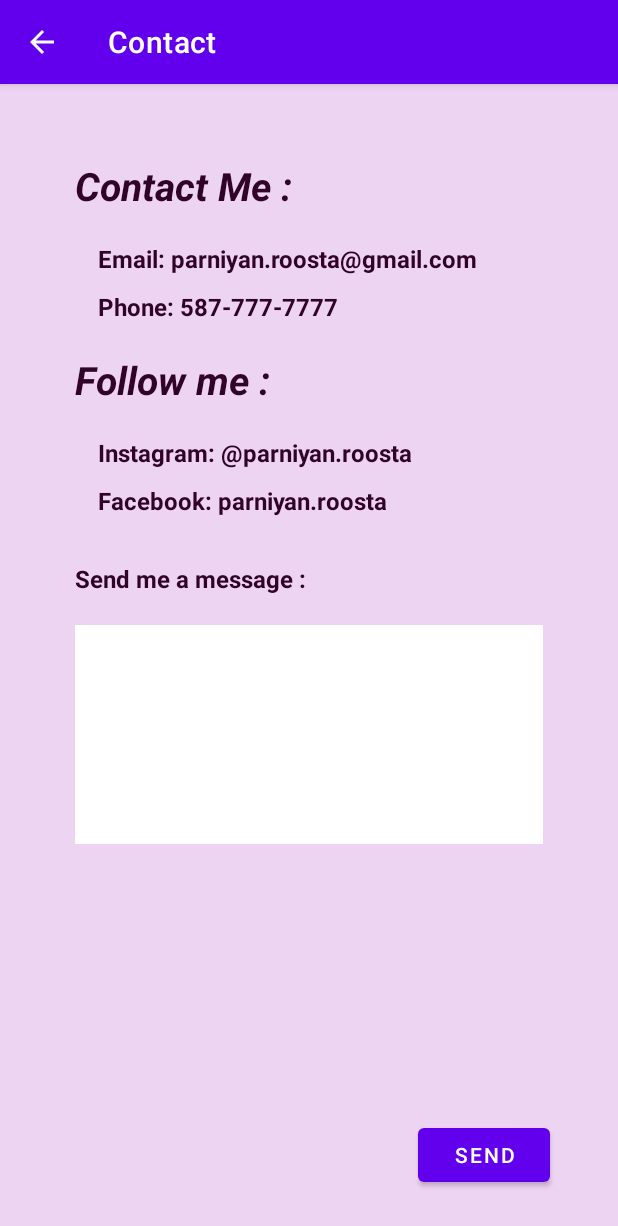
After one commit to parniyanroosta/MobileAppDev-Final-Project, an Android app: the ContactPage screen opened directly, with no data from a screen before it, on a phone screen of 412 x 824 dp. The commit adds this screen. Shown: the top 1226 px of the screen. Run offline under Robolectric (Android 15) with nearby library versions, the phone set to English and light mode, and no system bars.

Commit message:
Set contact and about pages

```diff
--- /dev/null
+++ b/app/src/main/java/com/example/finalproject_parniyanroosta/ContactPage.java
@@ -0,0 +1,31 @@
+package com.example.finalproject_parniyanroosta;
+
+import androidx.appcompat.app.AppCompatActivity;
+
+import android.os.Bundle;
+import android.view.View;
+import android.widget.Button;
+import android.widget.Toast;
+
+public class ContactPage extends AppCompatActivity {
+
+    Button sendButton;
+    @Override
+    protected void onCreate(Bundle savedInstanceState) {
+        super.onCreate(savedInstanceState);
+        setContentView(R.layout.activity_contact_page);
+
+        sendButton = findViewById(R.id.btnSend);
+        sendButton.setOnClickListener(new View.OnClickListener() {
+            @Override
+            public void onClick(View view) {
+                SendMeMessage();
+            }
+        });
+
+    }
+
+    public void SendMeMessage() {
+        Toast.makeText(this, "This functionality is not set yet!", Toast.LENGTH_SHORT).show();
+    }
+}
--- a/app/src/main/java/com/example/finalproject_parniyanroosta/MainActivity.java
+++ b/app/src/main/java/com/example/finalproject_parniyanroosta/MainActivity.java
@@ -64,7 +64,8 @@ public class MainActivity extends AppCompatActivity {
                 startActivity(intent);
                 return true;
             case R.id.action_contact:
-                //@@@@@@@@@@@@@@@@@@@@@@@@@@@@@@@@@@@@@@@@@@@@@@@@@@@@@@@@@@@@@@@@@@@@@@@@@@@@
+                Intent intent2 = new Intent(this, ContactPage.class);
+                startActivity(intent2);
                 return true;
             case R.id.action_login:
                 //@@@@@@@@@@@@@@@@@@@@@@@@@@@@@@@@@@@@@@@@@@@@@@@@@@@@@@@@@@@@@@@@@@@@@@@@@@@
--- a/app/src/main/res/layout/activity_about_me.xml
+++ b/app/src/main/res/layout/activity_about_me.xml
@@ -29,7 +29,7 @@
         android:paddingTop="10dp"
         android:paddingRight="10dp"
         android:paddingBottom="10dp"
-        android:text="Hi,\n My name is Parniyan and I'm a persian-canadian artist \n who loves to create handmade art and sell them online, \n I hope you enjoy the beauty of my art!"
+        android:text="Hi,\n My name is Parniyan and I'm a persian-canadian artist \n who loves to create handmade art and sell them online. \n I hope you enjoy the beauty of my art!"
         android:textAlignment="center"
         android:textColor="@color/MyFinalApp_txtColor"
         android:textSize="20sp"
--- /dev/null
+++ b/app/src/main/res/layout/activity_contact_page.xml
@@ -0,0 +1,124 @@
+<?xml version="1.0" encoding="utf-8"?>
+<androidx.constraintlayout.widget.ConstraintLayout xmlns:android="http://schemas.android.com/apk/res/android"
+    xmlns:app="http://schemas.android.com/apk/res-auto"
+    xmlns:tools="http://schemas.android.com/tools"
+    android:layout_width="match_parent"
+    android:layout_height="match_parent"
+    android:background="@color/ic_action_aboutme_background"
+    tools:context=".ContactPage">
+
+    <TextView
+        android:id="@+id/textView2"
+        android:layout_width="wrap_content"
+        android:layout_height="wrap_content"
+        android:layout_marginStart="50dp"
+        android:layout_marginTop="50dp"
+        android:text="Contact Me :"
+        android:textColor="@color/MyFinalApp_txtColor"
+        android:textSize="26sp"
+        android:textStyle="bold|italic"
+        app:layout_constraintStart_toStartOf="parent"
+        app:layout_constraintTop_toTopOf="parent" />
+
+    <TextView
+        android:id="@+id/textView5"
+        android:layout_width="wrap_content"
+        android:layout_height="wrap_content"
+        android:layout_marginStart="50dp"
+        android:layout_marginTop="20dp"
+        android:text="Follow me : "
+        android:textColor="@color/MyFinalApp_txtColor"
+        android:textSize="26sp"
+        android:textStyle="bold|italic"
+        app:layout_constraintStart_toStartOf="parent"
+        app:layout_constraintTop_toBottomOf="@+id/textView4" />
+
+    <TextView
+        android:id="@+id/textView3"
+        android:layout_width="wrap_content"
+        android:layout_height="wrap_content"
+        android:layout_marginStart="65dp"
+        android:layout_marginTop="20dp"
+        android:text="Email: parniyan.roosta@gmail.com"
+        android:textColor="@color/MyFinalApp_txtColor"
+        android:textSize="16sp"
+        android:textStyle="bold"
+        app:layout_constraintStart_toStartOf="parent"
+        app:layout_constraintTop_toBottomOf="@+id/textView2" />
+
+    <TextView
+        android:id="@+id/textView6"
+        android:layout_width="wrap_content"
+        android:layout_height="wrap_content"
+        android:layout_marginStart="65dp"
+        android:layout_marginTop="10dp"
+        android:text="Facebook: parniyan.roosta"
+        android:textColor="@color/MyFinalApp_txtColor"
+        android:textSize="16sp"
+        android:textStyle="bold"
+        app:layout_constraintStart_toStartOf="parent"
+        app:layout_constraintTop_toBottomOf="@+id/textView7" />
+
+    <TextView
+        android:id="@+id/textView7"
+        android:layout_width="wrap_content"
+        android:layout_height="wrap_content"
+        android:layout_marginStart="65dp"
+        android:layout_marginTop="20dp"
+        android:text="Instagram: @parniyan.roosta"
+        android:textColor="@color/MyFinalApp_txtColor"
+        android:textSize="16sp"
+        android:textStyle="bold"
+        app:layout_constraintStart_toStartOf="parent"
+        app:layout_constraintTop_toBottomOf="@+id/textView5" />
+
+    <TextView
+        android:id="@+id/textView4"
+        android:layout_width="wrap_content"
+        android:layout_height="wrap_content"
+        android:layout_marginStart="65dp"
+        android:layout_marginTop="10dp"
+        android:text="Phone: 587-777-7777"
+        android:textColor="@color/MyFinalApp_txtColor"
+        android:textSize="16sp"
+        android:textStyle="bold"
+        app:layout_constraintStart_toStartOf="parent"
+        app:layout_constraintTop_toBottomOf="@+id/textView3" />
+
+    <TextView
+        android:id="@+id/textView8"
+        android:layout_width="wrap_content"
+        android:layout_height="wrap_content"
+        android:layout_marginStart="50dp"
+        android:layout_marginTop="30dp"
+        android:text="Send me a message : "
+        android:textColor="@color/MyFinalApp_txtColor"
+        android:textSize="16sp"
+        android:textStyle="bold"
+        app:layout_constraintStart_toStartOf="parent"
+        app:layout_constraintTop_toBottomOf="@+id/textView6" />
+
+    <EditText
+        android:id="@+id/editTextTextMultiLine"
+        android:layout_width="312dp"
+        android:layout_height="146dp"
+        android:layout_marginStart="50dp"
+        android:layout_marginTop="20dp"
+        android:background="@color/white"
+        android:ems="10"
+        android:gravity="start|top"
+        android:inputType="textMultiLine"
+        app:layout_constraintStart_toStartOf="parent"
+        app:layout_constraintTop_toBottomOf="@+id/textView8" />
+
+    <Button
+        android:id="@+id/btnSend"
+        android:layout_width="wrap_content"
+        android:layout_height="wrap_content"
+        android:layout_marginEnd="45dp"
+        android:layout_marginBottom="30dp"
+        android:onClick="SendMeMessage"
+        android:text="SEND"
+        app:layout_constraintBottom_toBottomOf="parent"
+        app:layout_constraintEnd_toEndOf="parent" />
+</androidx.constraintlayout.widget.ConstraintLayout>
--- /dev/null
+++ b/app/src/main/res/mipmap-anydpi-v26/ic_action_aboutme.xml
@@ -0,0 +1,5 @@
+<?xml version="1.0" encoding="utf-8"?>
+<adaptive-icon xmlns:android="http://schemas.android.com/apk/res/android">
+    <background android:drawable="@color/ic_action_aboutme_background"/>
+    <foreground android:drawable="@drawable/ic_action_aboutme_foreground"/>
+</adaptive-icon>
--- /dev/null
+++ b/app/src/main/res/mipmap-anydpi-v26/ic_action_aboutme_round.xml
@@ -0,0 +1,5 @@
+<?xml version="1.0" encoding="utf-8"?>
+<adaptive-icon xmlns:android="http://schemas.android.com/apk/res/android">
+    <background android:drawable="@color/ic_action_aboutme_background"/>
+    <foreground android:drawable="@drawable/ic_action_aboutme_foreground"/>
+</adaptive-icon>
--- /dev/null
+++ b/app/src/main/res/mipmap-anydpi-v26/ic_action_login.xml
@@ -0,0 +1,5 @@
+<?xml version="1.0" encoding="utf-8"?>
+<adaptive-icon xmlns:android="http://schemas.android.com/apk/res/android">
+    <background android:drawable="@color/ic_action_login_background"/>
+    <foreground android:drawable="@drawable/ic_action_login_foreground"/>
+</adaptive-icon>
--- /dev/null
+++ b/app/src/main/res/mipmap-anydpi-v26/ic_action_login_round.xml
@@ -0,0 +1,5 @@
+<?xml version="1.0" encoding="utf-8"?>
+<adaptive-icon xmlns:android="http://schemas.android.com/apk/res/android">
+    <background android:drawable="@color/ic_action_login_background"/>
+    <foreground android:drawable="@drawable/ic_action_login_foreground"/>
+</adaptive-icon>
```
Also changed, not shown: app/src/main/AndroidManifest.xml (+14 -1 lines), app/src/main/res/drawable/ic_action_aboutme_foreground.xml (added, +15 -0 lines), app/src/main/res/drawable/ic_action_login_foreground.xml (added, +15 -0 lines), app/src/main/res/menu/main_menu.xml (added, +22 -0 lines), app/src/main/ic_action_aboutme-playstore.png (added), app/src/main/ic_action_login-playstore.png (added).
